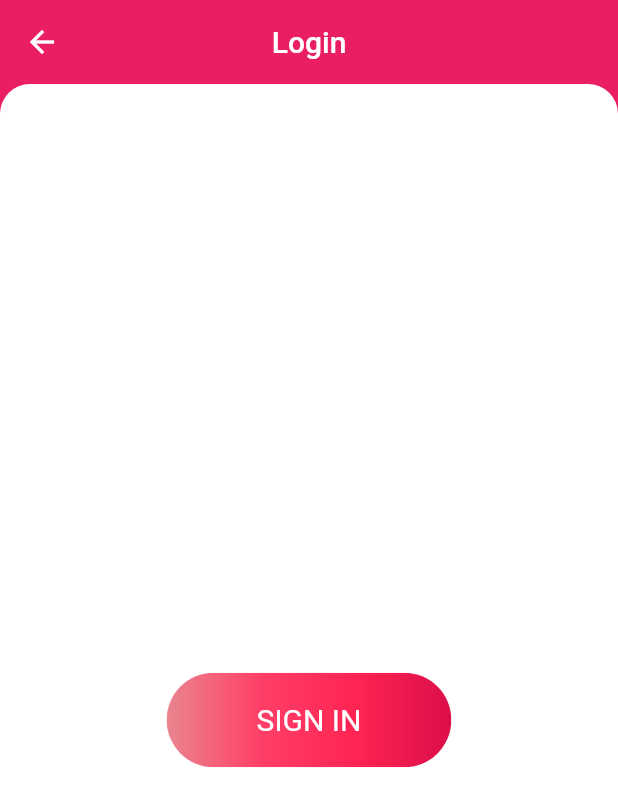
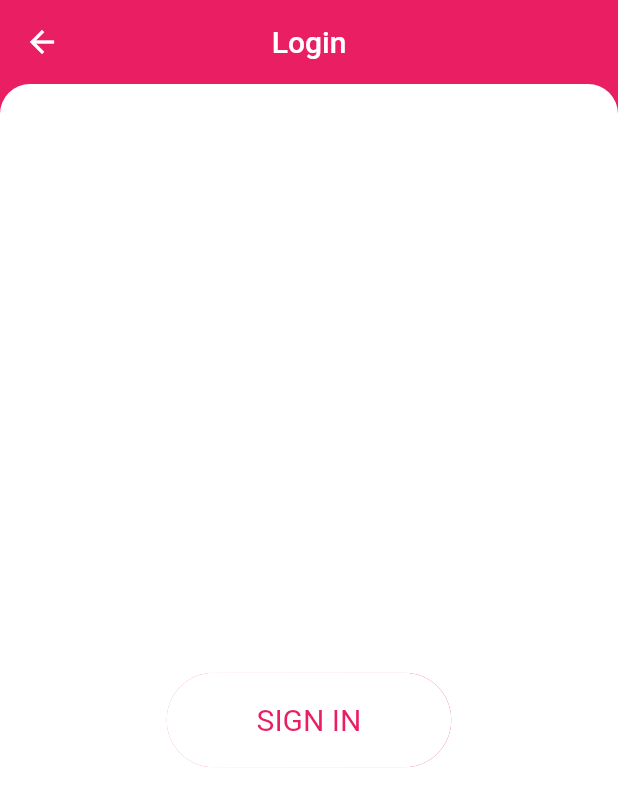
Before and after one commit to ItanuRomero/ramni-ecommerce, a Flutter app: the screen it shows after launch, after a tap on "SIGN IN", on a phone screen of 412 x 824 dp. Shown: the top 807 px of the screen. Run offline on Flutter 3.47's test engine with Material 2 defaults, Android fonts, the phone set to English and light mode, and no system bars.

Commit message:
adjust buttons

```diff
--- a/app/lib/routes/login.dart
+++ b/app/lib/routes/login.dart
@@ -73,7 +73,7 @@
                         ),
                         TextButton(
                           style: TextButton.styleFrom(
-                            foregroundColor: Colors.white,
+                            backgroundColor: Colors.white,
                             padding: const EdgeInsets.only(
                                 right: 60, left: 60, bottom: 20, top: 20),
                             textStyle: const TextStyle(fontSize: 20),
--- a/app/lib/routes/start.dart
+++ b/app/lib/routes/start.dart
@@ -23,7 +23,17 @@
   @override
   Widget build(BuildContext context) {
     return Container(
-        color: Colors.pink,
+        decoration: const BoxDecoration(
+          gradient: LinearGradient(
+              colors: [
+                Colors.pink,
+                Colors.pinkAccent,
+              ],
+              begin: FractionalOffset(0.0, 0.0),
+              end: FractionalOffset(1.0, 0.0),
+              stops: [0.0, 1.0],
+              tileMode: TileMode.clamp),
+        ),
         alignment: Alignment.center,
         width: MediaQuery.of(context).size.width,
         height: MediaQuery.of(context).size.height,
@@ -38,6 +48,15 @@
                 fit: BoxFit.contain,
                 alignment: Alignment.topCenter,
               ),
+              const Padding(
+                padding: EdgeInsets.only(top: 0, bottom: 120),
+                child: Text(
+                  'R A M N I',
+                  textAlign: TextAlign.center,
+                  overflow: TextOverflow.ellipsis,
+                  style: TextStyle(fontSize: 30, color: Colors.white),
+                ),
+              ),
               ClipRRect(
                 borderRadius: BorderRadius.circular(45),
                 child: Stack(
@@ -51,9 +70,9 @@
                     ),
                     TextButton(
                       style: TextButton.styleFrom(
-                        foregroundColor: Colors.pink,
+                        backgroundColor: Colors.white,
                         padding: const EdgeInsets.only(
-                            right: 30, left: 30, bottom: 20, top: 20),
+                            right: 40, left: 40, bottom: 20, top: 20),
                         textStyle: const TextStyle(fontSize: 20),
                       ),
                       onPressed: () {
@@ -65,17 +84,21 @@
                   ],
                 ),
               ),
-              TextButton(
+              Padding(
+                padding: const EdgeInsets.all(20.0),
+                child: TextButton(
                   style: TextButton.styleFrom(
-                  foregroundColor: Colors.white,
+                    backgroundColor: Colors.pink.withOpacity(0),
                     padding: const EdgeInsets.all(20.0),
                     textStyle: const TextStyle(fontSize: 20),
                   ),
                   onPressed: () {
                     Navigator.of(context).pushNamed(RouteGenerator.loginPage);
                   },
-                child: const Text('SIGN IN'),
+                  child: const Text('SIGN IN',
+                      style: TextStyle(fontSize: 18, color: Colors.white)),
                 ),
+              )
             ],
           )
         ]));
```
Lines whose indentation alone changed are shown as unchanged.
